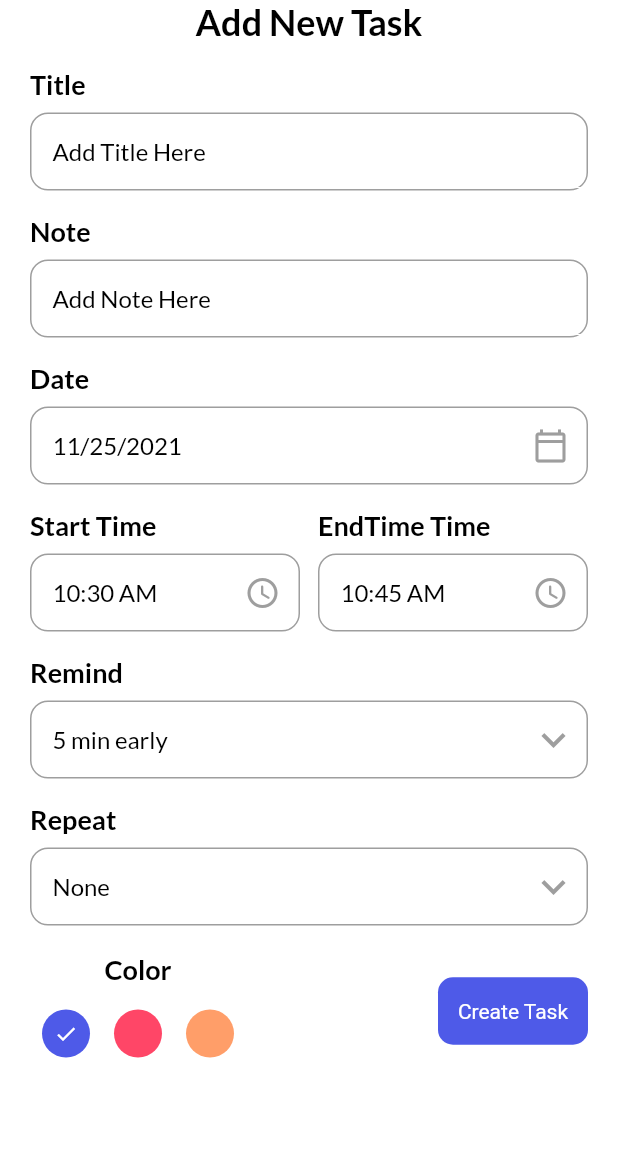
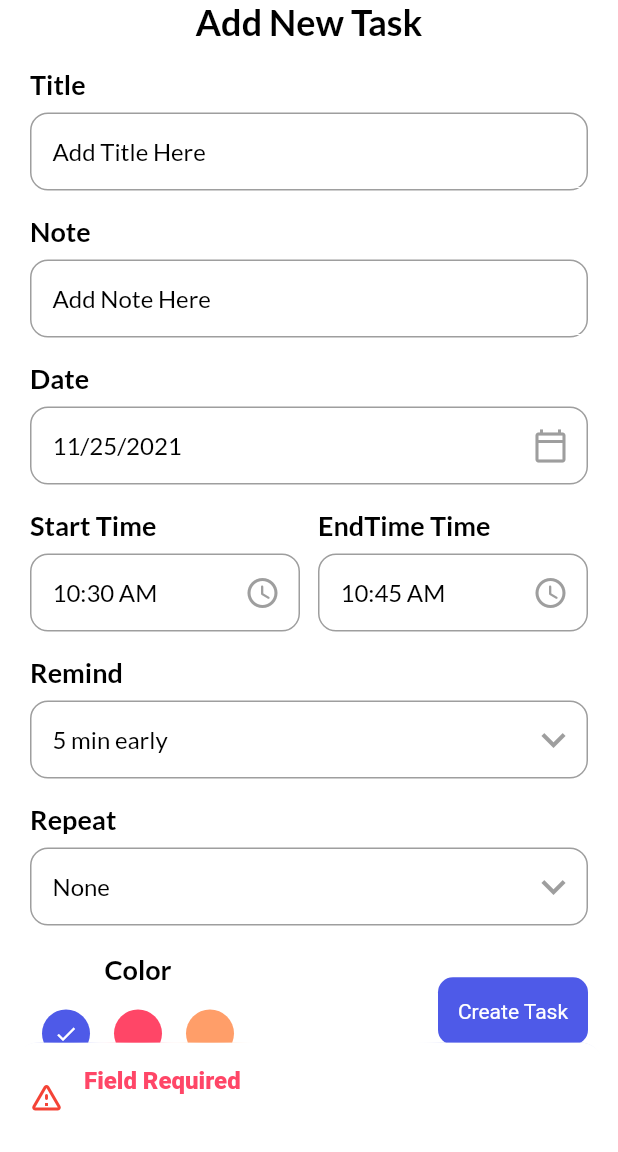
Before and after one commit to AbdArrahmanD/todo, a Flutter app: the AddTaskPage screen opened directly, after a tap on "Create Task", on a phone screen of 412 x 824 dp, the part 84-1236 px from its top. Run offline on Flutter 3.47's test engine with Material 2 defaults, Android fonts, the phone set to English and light mode, and no system bars; our stand-ins replace date_picker_timeline, flutter_local_notifications, flutter_native_timezone, flutter_staggered_animations, flutter_svg, get and 5 more; accounts and stored records are empty.

Commit message:
setting add task and db functions

```diff
--- a/lib/controllers/task_controller.dart
+++ b/lib/controllers/task_controller.dart
@@ -57,5 +57,6 @@ class TaskController extends GetxController {
       isCompleted: 0,
     ),
   ];
+  addTask({Task? task}) {}
   getTask() {}
 }
--- a/lib/views/pages/add_task_page.dart
+++ b/lib/views/pages/add_task_page.dart
@@ -1,6 +1,7 @@
 import 'package:flutter/material.dart';
 import 'package:get/get.dart';
 import 'package:intl/intl.dart';
+import 'package:todo/models/task.dart';
 import 'package:todo/views/widgets/button.dart';
 
 import '../../controllers/task_controller.dart';
@@ -180,7 +181,7 @@ class _AddTaskPageState extends State<AddTaskPage> {
                 crossAxisAlignment: CrossAxisAlignment.center,
                 children: [
                   colorPalette(),
-                  MyButton(label: 'Create Task', onTap: () {})
+                  MyButton(label: 'Create Task', onTap: () => validateData())
                 ],
               )
             ],
@@ -188,6 +189,40 @@ class _AddTaskPageState extends State<AddTaskPage> {
         ),
       ),
     );
+  }
+
+  validateData() {
+    if (titleController.text.isNotEmpty && noteController.text.isNotEmpty) {
+      addTaskToDb();
+      Get.back();
+    } else if (titleController.text.isEmpty || noteController.text.isEmpty) {
+      Get.snackbar('Field Required', '',
+          snackPosition: SnackPosition.BOTTOM,
+          backgroundColor: white,
+          colorText: pinkClr,
+          icon: const Icon(
+            Icons.warning_amber_rounded,
+            color: Colors.red,
+          ));
+    } else {
+      print('##########  Some Thing Went Wrong  #############');
+    }
+  }
+
+  addTaskToDb() async {
+    int? value = await taskController.addTask(
+        task: Task(
+      title: titleController.text,
+      note: noteController.text,
+      color: selectedColor,
+      date: DateFormat.yMd().format(selectedDate),
+      endTime: endTime,
+      startTime: startTime,
+      isCompleted: 0,
+      remind: selectedRemind,
+      repeat: selectedRepeat,
+    ));
+    print(value);
   }
 
   AppBar appBar() => AppBar(
```
Also changed, not shown: lib/db/db_helper.dart (+25 -0 lines), lib/models/task.dart (+34 -0 lines).
